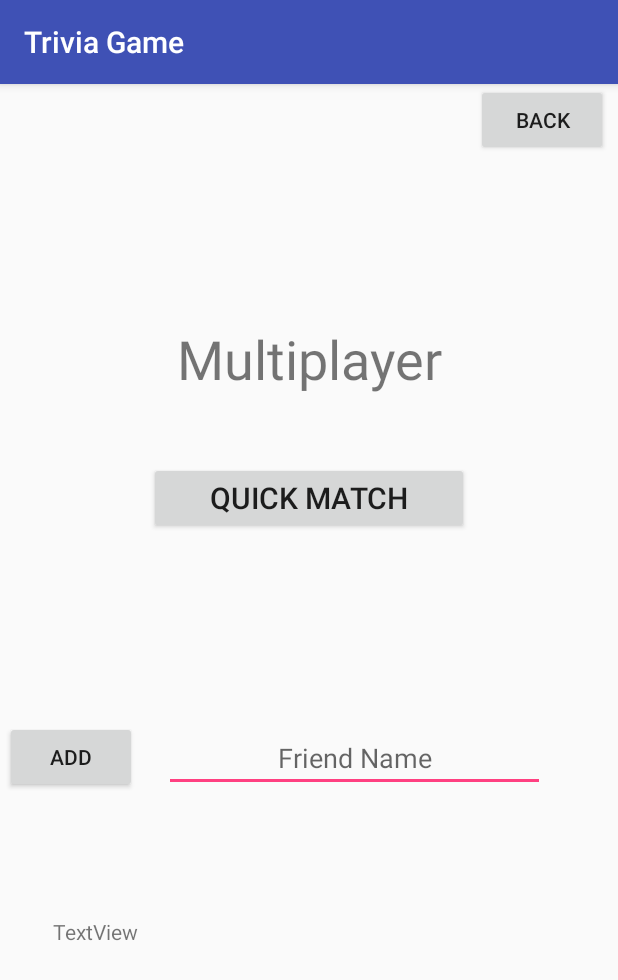
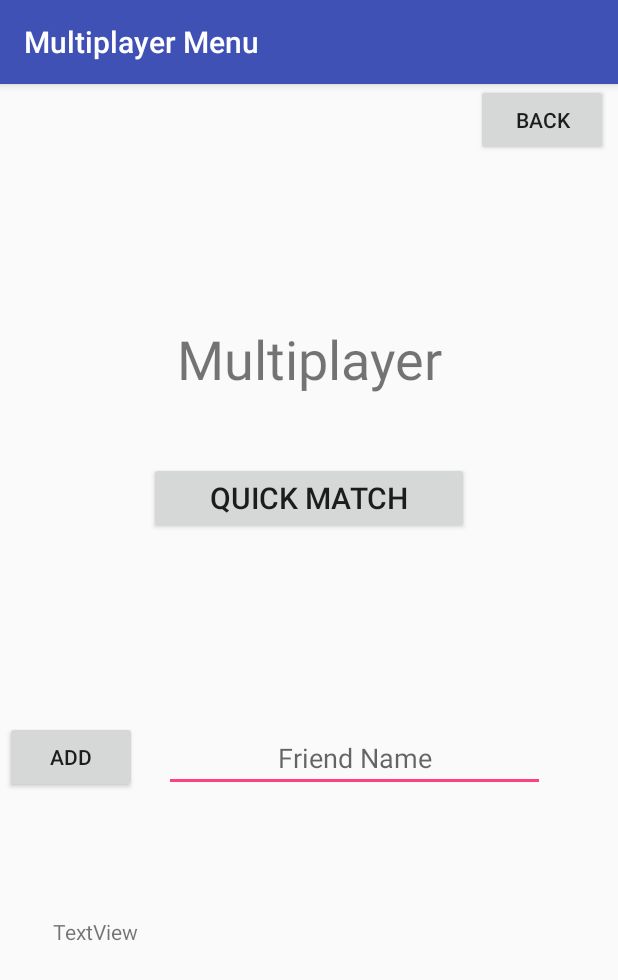
Before and after one commit to GDMSProduction/GetQuiz, an Android app: the screen it shows after launch (MultiplayerScreen), after a tap on "MULTIPLAYER", on a phone screen of 412 x 824 dp. Shown: the top 980 px of the screen. Run offline under Robolectric (Android 15) with nearby library versions, the phone set to English and light mode, and no system bars.

Commit message:
Gave each screen a title

```diff
--- a/TriviaGame/app/src/main/java/fullsailclass/triviagame/CreditsScreen.java
+++ b/TriviaGame/app/src/main/java/fullsailclass/triviagame/CreditsScreen.java
@@ -13,6 +13,7 @@ public class CreditsScreen extends AppCompatActivity {
         setContentView(R.layout.activity_credits_screen);
 
         configureCreditBackButton();
+        setTitle("Credits");
     }
 
     public void configureCreditBackButton() {
--- a/TriviaGame/app/src/main/java/fullsailclass/triviagame/MainMenu.java
+++ b/TriviaGame/app/src/main/java/fullsailclass/triviagame/MainMenu.java
@@ -16,7 +16,7 @@ public class MainMenu extends AppCompatActivity {
         configureMultiplayerButton();
         configureSoloButton();
         configureSettingsButton();
-
+        setTitle("Main Menu");
     }
 
     public void configureSoloButton() {
--- a/TriviaGame/app/src/main/java/fullsailclass/triviagame/MultiplayerScreen.java
+++ b/TriviaGame/app/src/main/java/fullsailclass/triviagame/MultiplayerScreen.java
@@ -20,6 +20,7 @@ public class MultiplayerScreen extends AppCompatActivity {
         setContentView(R.layout.activity_multiplayer_screen);
 
         configureBackButton();
+        setTitle("Multiplayer Menu");
     }
 
     public void configureBackButton() {
--- a/TriviaGame/app/src/main/java/fullsailclass/triviagame/QuestionsScreen.java
+++ b/TriviaGame/app/src/main/java/fullsailclass/triviagame/QuestionsScreen.java
@@ -13,6 +13,7 @@ public class QuestionsScreen extends AppCompatActivity {
         setContentView(R.layout.activity_questions_screen);
 
         configureQuestionsBackButton();
+        setTitle("Questions");
     }
 
     public void configureQuestionsBackButton() {
--- a/TriviaGame/app/src/main/java/fullsailclass/triviagame/SettingsScreen.java
+++ b/TriviaGame/app/src/main/java/fullsailclass/triviagame/SettingsScreen.java
@@ -27,7 +27,7 @@ public class SettingsScreen extends AppCompatActivity {
         configureSoundEffectSeekbar();
 
 
-
+        setTitle("Settings");
     }
 
     private void configureBackMusicSeekbar() {
--- a/TriviaGame/app/src/main/java/fullsailclass/triviagame/SoloScreen.java
+++ b/TriviaGame/app/src/main/java/fullsailclass/triviagame/SoloScreen.java
@@ -5,6 +5,7 @@ import android.support.v7.app.AppCompatActivity;
 import android.os.Bundle;
 import android.view.View;
 import android.widget.Button;
+import android.widget.Toolbar;
 
 public class SoloScreen extends AppCompatActivity {
 
@@ -20,6 +21,8 @@ public class SoloScreen extends AppCompatActivity {
         configureMusicButton();
         configureScienceButton();
         configureSportsButton();
+
+        setTitle("Solo Menu");
     }
 
     public void configureSGBackButton() {
--- a/TriviaGame/app/src/main/res/layout/activity_solo_screen.xml
+++ b/TriviaGame/app/src/main/res/layout/activity_solo_screen.xml
@@ -96,4 +96,6 @@
         app:layout_constraintRight_toRightOf="parent"
         app:layout_constraintTop_toTopOf="parent"
         app:layout_constraintVertical_bias="0.006" />
+
+
 </android.support.constraint.ConstraintLayout>
```
